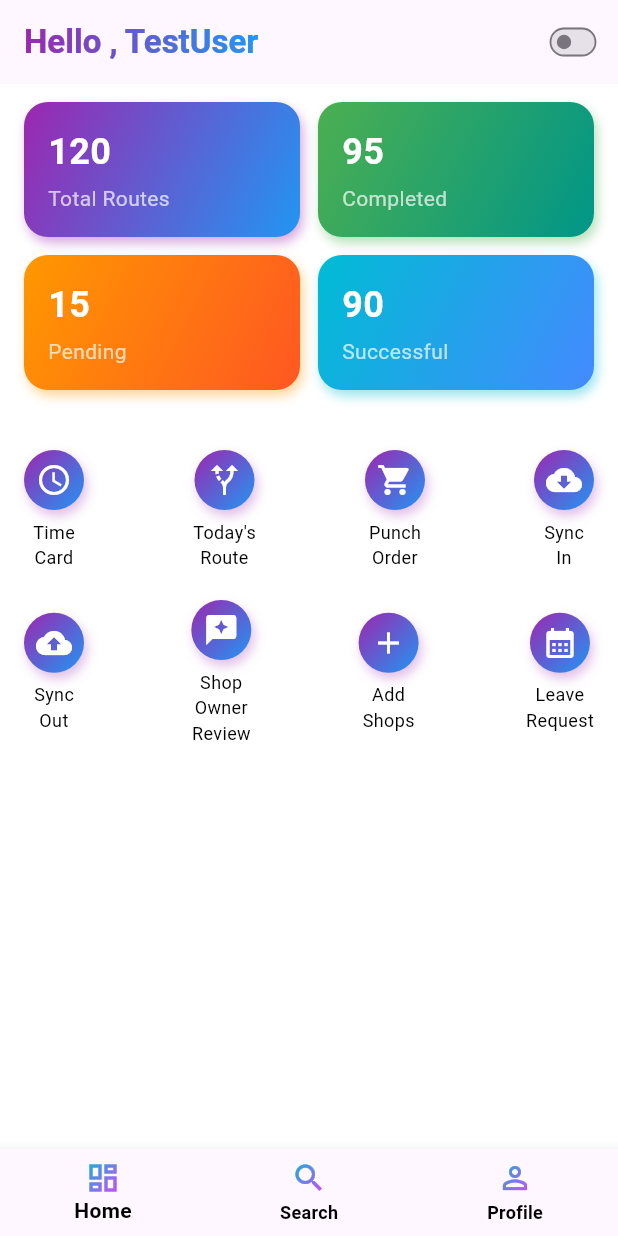
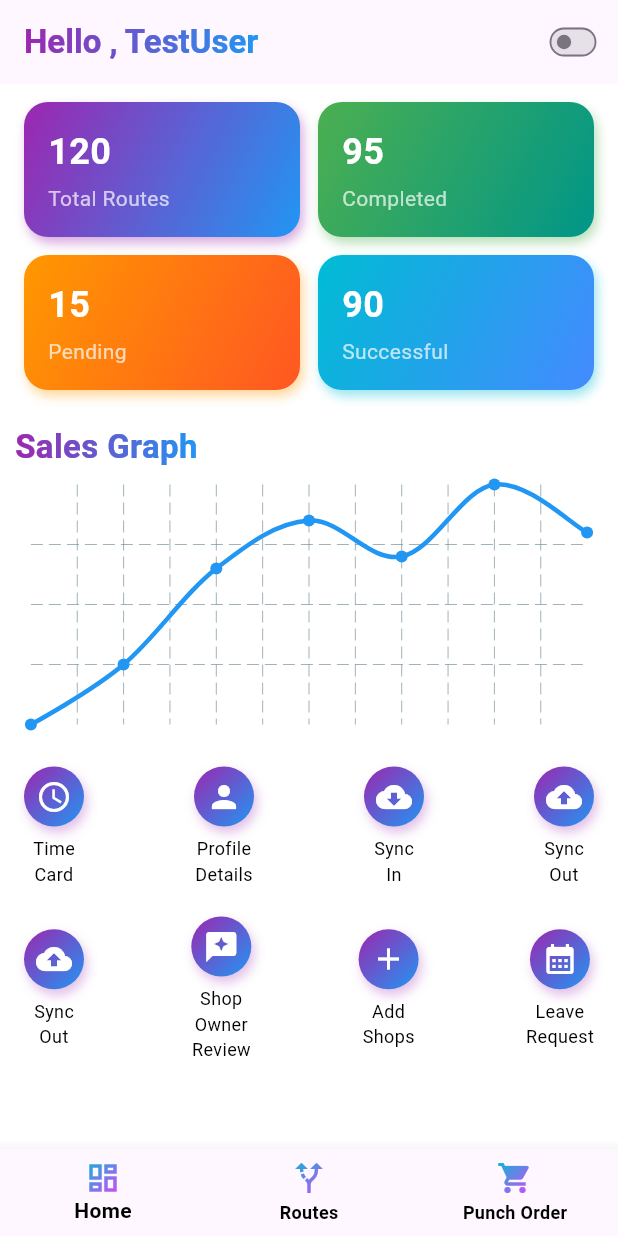
Before and after one commit to mubasheransari/motives-t-new, a Flutter app: the MainScreen screen opened directly, on a phone screen of 412 x 824 dp. Run offline on Flutter 3.47's test engine with Material 3 defaults, Android fonts, the phone set to English and light mode, and no system bars; drawn by our look-alikes of fl_chart; our stand-ins replace flutter_bloc, fluttertoast, geolocator, get_storage, google_fonts, google_maps_flutter and 4 more; accounts and stored records are empty.

```diff
--- a/lib/screens/dashboard.dart
+++ b/lib/screens/dashboard.dart
@@ -1,3 +1,4 @@
+import 'package:fl_chart/fl_chart.dart';
 import 'package:flutter/material.dart';
 import 'package:flutter_bloc/flutter_bloc.dart';
 import 'package:motives_tneww/theme_change/theme_bloc.dart';
@@ -12,7 +13,15 @@ class DashboardScreen extends StatefulWidget {
 
 class _DashboardScreenState extends State<DashboardScreen> {
   bool isAvailable = false;
-
+    List<FlSpot> graphPoints = [
+    FlSpot(0, 2.5),
+    FlSpot(1, 3.0),
+    FlSpot(2, 3.8),
+    FlSpot(3, 4.2),
+    FlSpot(4, 3.9),
+    FlSpot(5, 4.5),
+    FlSpot(6, 4.1),
+  ];
 
   @override
   Widget build(BuildContext context) {
@@ -98,7 +107,40 @@ class _DashboardScreenState extends State<DashboardScreen> {
               ),
             ),
 
-            const SizedBox(height: 20),
+            const SizedBox(height: 10),
+            Padding(
+              padding: const EdgeInsets.only(left:10.0),
+              child: ShaderMaskText(
+              text: "Sales Graph",
+              textxfontsize: 22,
+                        ),
+            ),
+              const SizedBox(height: 10),
+               Center(
+                 child: Container(
+                  child: SizedBox(
+                    height: 160,
+                    width: MediaQuery.of(context).size.width *0.90,
+                    child: LineChart(
+                      LineChartData(
+                        gridData: FlGridData(show: true),
+                        titlesData: FlTitlesData(show: false),
+                        borderData: FlBorderData(show: false),
+                        lineBarsData: [
+                          LineChartBarData(
+                            spots: graphPoints,
+                            isCurved: true,
+                            color: Colors.blue,
+                            barWidth: 3,
+                            dotData: FlDotData(show: true),
+                          ),
+                        ],
+                      ),
+                    ),
+                  ),
+                               ),
+               ),
+              const SizedBox(height: 20),
 
             // Icon grid menu
             Padding(
@@ -109,18 +151,20 @@ class _DashboardScreenState extends State<DashboardScreen> {
                     mainAxisAlignment: MainAxisAlignment.spaceBetween,
                     children: [
                       _buildMenuButton(Icons.access_time, "Time\nCard"),
-                      _buildMenuButton(
-                        Icons.alt_route,
-                        "Today's\nRoute",
-                      ),
-                      _buildMenuButton(
-                        Icons.shopping_cart,
-                        "Punch\nOrder",
-                      ),
+                       _buildMenuButton(Icons.person, "Profile\nDetails"),
+                      // _buildMenuButton(
+                      //   Icons.alt_route,
+                      //   "Today's\nRoute",
+                      // ),
+                      // _buildMenuButton(
+                      //   Icons.shopping_cart,
+                      //   "Punch\nOrder",
+                      // ),
                       _buildMenuButton(
                         Icons.cloud_download,
                         "Sync\nIn",
                       ),
+                       _buildMenuButton(Icons.cloud_upload, "Sync\nOut"),
                     ],
                   ),
                   const SizedBox(height: 20),
--- a/lib/screens/home.dart
+++ b/lib/screens/home.dart
@@ -59,12 +59,12 @@ class _MainScreenState extends State<MainScreen> {
             label: "Home",
           ),
           BottomNavigationBarItem(
-            icon: _buildGradientIcon(Icons.search),
-            label: "Search",
+            icon: _buildGradientIcon(Icons.alt_route),
+            label: "Routes",
           ),
           BottomNavigationBarItem(
-            icon: _buildGradientIcon(Icons.person_outline),
-            label: "Profile",
+            icon: _buildGradientIcon(Icons.shopping_cart),
+            label: "Punch Order",
           ),
         ],
         selectedLabelStyle: const TextStyle(fontWeight: FontWeight.bold),
--- a/lib/screens/mark_attendance_screen.dart
+++ b/lib/screens/mark_attendance_screen.dart
@@ -168,20 +168,20 @@ class _MarkAttendanceViewState extends State<MarkAttendanceView> {
               ),
             ),
           Positioned(
-            bottom: 30,
+            bottom: 20,
             left: 16,
             right: 16,
             child:InkWell(
               onTap: _markAttendance,
               child: GlassCard(
-                width: MediaQuery.of(context).size.width * 0.80,
+                width: MediaQuery.of(context).size.width * 0.95,
                 height: 60,
                 borderRadius: 16,
                 child: Row(
                   children: [
                     const SizedBox(width: 12),
                     const SizedBox(width: 8),
-                    ShaderMaskText(text: 'Mark Attendence', textxfontsize: 19),
+                    ShaderMaskText(text: '\t\t\t\t\t\t\t\t\t\t\t\tMark Attendence', textxfontsize: 19),
                     const Spacer(),
 
                   ],
--- a/lib/screens/splash.dart
+++ b/lib/screens/splash.dart
@@ -45,7 +45,7 @@ class _SplashScreenState extends State<SplashScreen> {
             color:isDark ? Colors.white :Colors.black ,
           )),
           SizedBox(
-            height: MediaQuery.of(context).size.height * 0.40,
+            height: MediaQuery.of(context).size.height * 0.36,
           ),
           ShaderMaskText(
               text: 'POWERED by MezanGrp'.toUpperCase(),
```
Also changed, not shown: lib/screens/login_screen.dart (+26 -11 lines), flutter_01.png (added).
